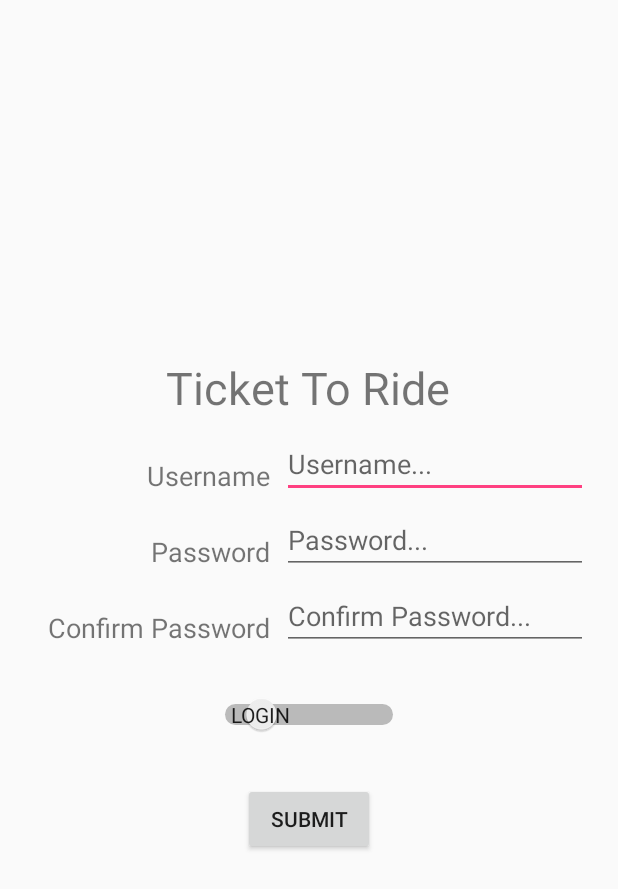
After one commit to pjohnst5/CS340, an Android app: the layout fragment_login.xml on its own in the app's theme, with its tools: preview values and no code run, on a phone screen of 412 x 824 dp. The commit adds this screen. Shown: the top 889 px of the screen. Run offline under Robolectric (Android 15) with nearby library versions, the phone set to English and light mode, and no system bars.

Commit message:
changed SDK version, layout file for Login screen

```diff
--- a/client/src/main/AndroidManifest.xml
+++ b/client/src/main/AndroidManifest.xml
@@ -9,7 +9,7 @@
         android:roundIcon="@mipmap/ic_launcher_round"
         android:supportsRtl="true"
         android:theme="@style/AppTheme">
-        <activity android:name=".MainActivity">
+        <activity android:name="client.server.activity.LoginActivity">
             <intent-filter>
                 <action android:name="android.intent.action.MAIN" />
 
--- /dev/null
+++ b/client/src/main/res/layout/activity_fragment.xml
@@ -0,0 +1,6 @@
+<?xml version="1.0" encoding="utf-8"?>
+<FrameLayout
+    xmlns:android="http://schemas.android.com/apk/res/android"
+    android:id="@+id/fragment_container"
+    android:layout_width="match_parent"
+    android:layout_height="match_parent" />
--- /dev/null
+++ b/client/src/main/res/layout/fragment_login.xml
@@ -0,0 +1,86 @@
+<?xml version="1.0" encoding="utf-8"?>
+<LinearLayout xmlns:android="http://schemas.android.com/apk/res/android"
+    android:orientation="vertical" android:layout_width="match_parent"
+    android:layout_height="match_parent"
+    android:padding="16dp"
+    android:gravity="center">
+
+    <TextView
+        android:layout_width="wrap_content"
+        android:layout_height="wrap_content"
+        android:text="@string/login_title"
+        android:textSize="30sp" />
+
+    <GridLayout
+        android:layout_width="match_parent"
+        android:layout_height="wrap_content"
+        android:columnCount="2"
+        android:horizontalSpacing="0dp"
+        android:orientation="horizontal"
+        android:padding="8dp"
+        android:rowCount="3"
+        android:useDefaultMargins="false"
+        android:verticalSpacing="0dp">
+
+        <TextView
+            android:layout_width="wrap_content"
+            android:layout_height="wrap_content"
+            android:layout_gravity="end"
+            android:layout_margin="8dp"
+            android:text="@string/login_username_label"
+            android:textSize="18sp" />
+
+        <EditText
+            android:id="@+id/login_username"
+            android:layout_width="match_parent"
+            android:layout_height="match_parent"
+            android:hint="@string/login_username_hint" />
+
+        <TextView
+            android:layout_width="wrap_content"
+            android:layout_height="wrap_content"
+            android:layout_gravity="end"
+            android:layout_margin="8dp"
+            android:text="@string/login_password_label"
+            android:textSize="18sp" />
+
+        <EditText
+            android:id="@+id/login_password"
+            android:layout_width="match_parent"
+            android:layout_height="match_parent"
+            android:hint="@string/login_password_hint" />
+
+        <TextView
+            android:layout_width="wrap_content"
+            android:layout_height="wrap_content"
+            android:layout_gravity="end"
+            android:layout_margin="8dp"
+            android:text="@string/login_confirm_password_label"
+            android:textSize="18sp" />
+
+        <EditText
+            android:id="@+id/login_confirm_password"
+            android:layout_width="match_parent"
+            android:layout_height="match_parent"
+            android:hint="@string/login_confirm_password_hint" />
+
+    </GridLayout>
+
+
+    <Switch
+        android:id="@+id/login_submit_option_switch"
+        android:layout_width="wrap_content"
+        android:layout_height="wrap_content"
+        android:showText="true"
+        android:textOff="@string/login_switch_login_label"
+        android:textOn="@string/login_switch_register_label"
+        android:layout_margin="16dp"/>
+
+    <Button
+        android:id="@+id/login_submit_button"
+        android:layout_width="wrap_content"
+        android:layout_height="wrap_content"
+        android:text="@string/login_submit_button"
+        android:layout_margin="16dp"/>
+
+</LinearLayout>
--- a/client/src/main/res/values/strings.xml
+++ b/client/src/main/res/values/strings.xml
@@ -1,3 +1,13 @@
 <resources>
     <string name="app_name">TicketToRide</string>
+    <string name="login_title">Ticket To Ride</string>
+    <string name="login_username_label">Username</string>
+    <string name="login_username_hint">Username...</string>
+    <string name="login_password_label">Password</string>
+    <string name="login_password_hint">Password...</string>
+    <string name="login_confirm_password_label">Confirm Password</string>
+    <string name="login_confirm_password_hint">Confirm Password...</string>
+    <string name="login_switch_login_label">Login</string>
+    <string name="login_switch_register_label">Register</string>
+    <string name="login_submit_button">Submit</string>
 </resources>
```
Also changed, not shown: client/build.gradle (+5 -4 lines), client/src/main/java/client/server/activity/LoginActivity.java (added, +20 -0 lines), client/src/main/java/client/server/activity/SingleFragmentActivity.java (added, +35 -0 lines), client/src/main/java/client/server/fragment/LoginFragment.java (added, +51 -0 lines), client/src/main/res/layout/activity_main.xml (deleted, +0 -18 lines).
